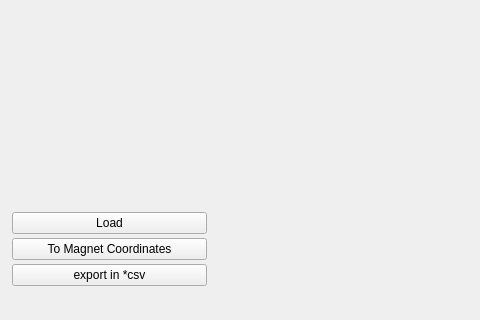
opensourceimaging/cosi-measure, file Software/COSI2/gui/field_viewer.ui: the form before one commit; both pictures show x 0 to 480 and y 313 to 633 of the 1335 by 633 pixel window.
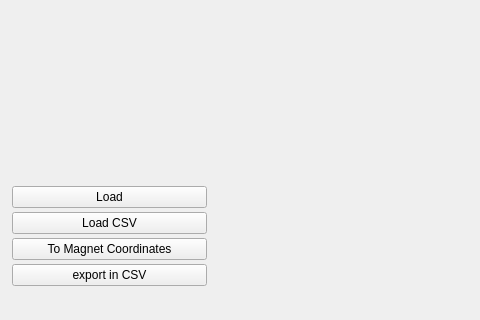
The form after the commit.

Commit message: csv import/export in field viewer module

Patch:
```diff
--- a/Software/COSI2/gui/field_viewer.ui
+++ b/Software/COSI2/gui/field_viewer.ui
@@ -171,6 +171,13 @@
           </property>
          </widget>
         </item>
+        <item>
+         <widget class="QPushButton" name="load_csv_button">
+          <property name="text">
+           <string>Load CSV</string>
+          </property>
+         </widget>
+        </item>
         <item>
          <widget class="QPushButton" name="coordinate_transform_btn">
           <property name="text">
@@ -187,7 +194,7 @@
            </size>
           </property>
           <property name="text">
-           <string>export in *csv</string>
+           <string>export in CSV</string>
           </property>
          </widget>
         </item>
```
The commit also changes 9 other files.
